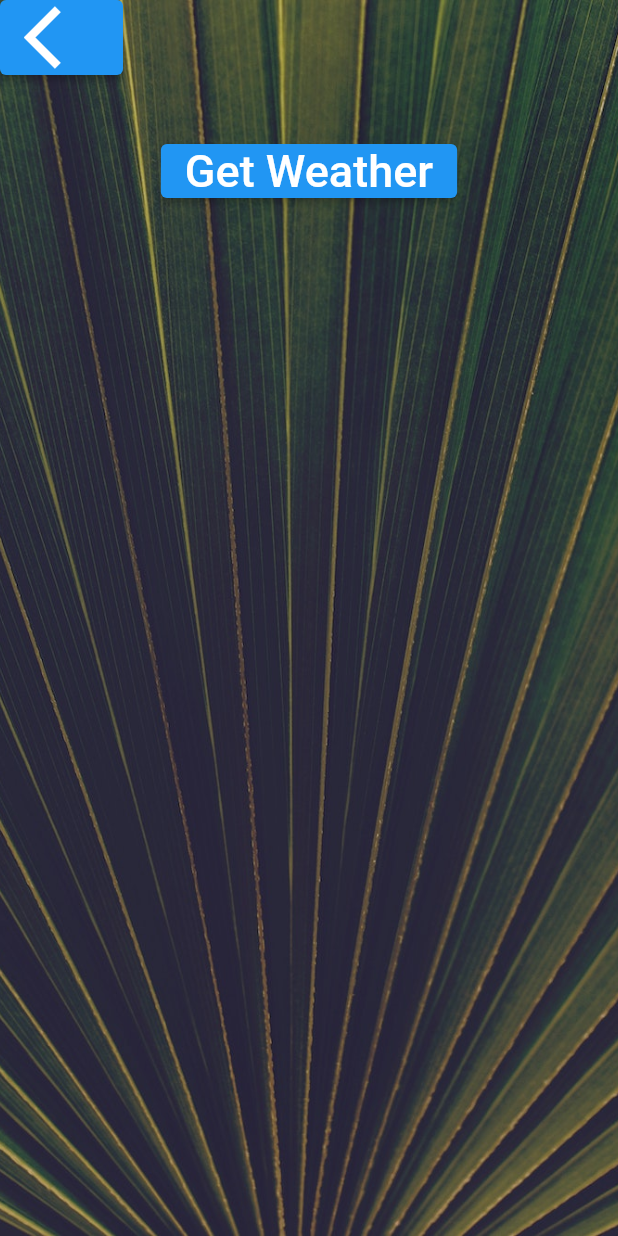
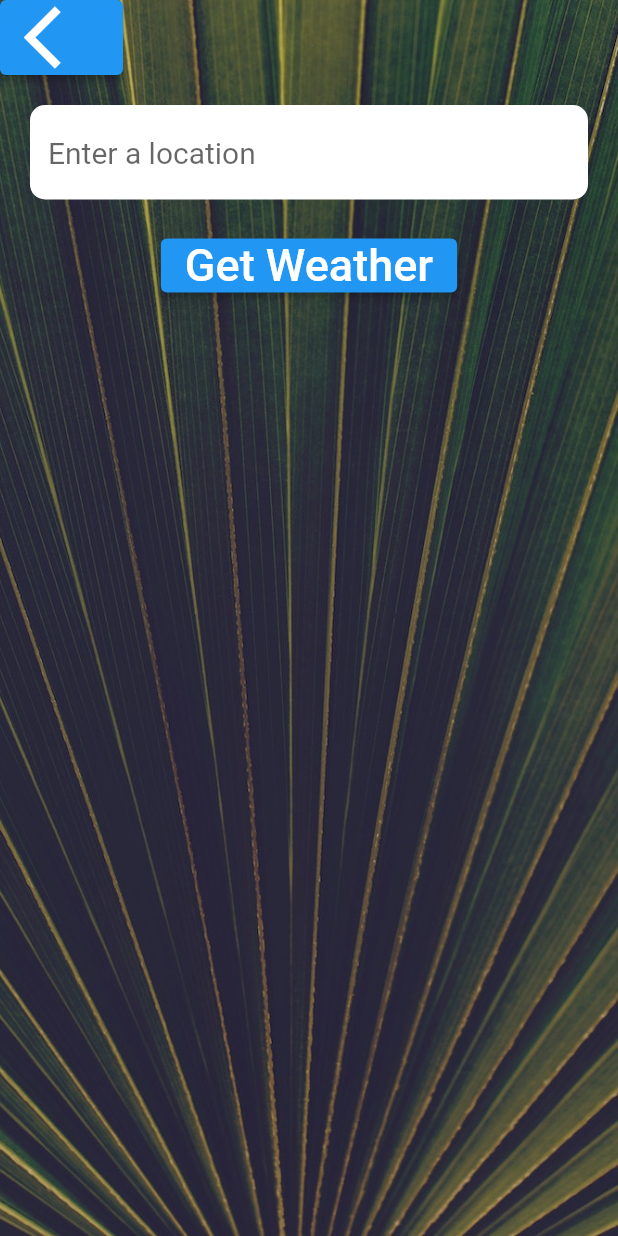
Before and after one commit to shivam-sharma-2000/Clima-weather_app, a Flutter app: the CityScreen screen opened directly, on a phone screen of 412 x 824 dp. Run offline on Flutter 3.47's test engine with Material 2 defaults, Android fonts, the phone set to English and light mode, and no system bars; our stand-ins replace flutter_spinkit, geolocator; Roboto replaces fonts that are missing (Spartan MB).

Commit message:
created getCityWeather method

```diff
--- a/lib/main.dart
+++ b/lib/main.dart
@@ -7,7 +7,6 @@ class MyApp extends StatelessWidget {
   @override
   Widget build(BuildContext context) {
     return MaterialApp(
-      theme: ThemeData.dark(),
       home: LoadingScreen(),
     );
   }
--- a/lib/screens/city_screen.dart
+++ b/lib/screens/city_screen.dart
@@ -1,4 +1,5 @@
 import 'package:flutter/material.dart';
+import 'package:untitled/screens/location_screen.dart';
 import 'package:untitled/utilities/constants.dart';
 
 class CityScreen extends StatefulWidget {
@@ -7,6 +8,16 @@ class CityScreen extends StatefulWidget {
 }
 
 class _CityScreenState extends State<CityScreen> {
+
+  final myController = TextEditingController();
+
+  @override
+  void dispose() {
+    // TODO: implement dispose
+    myController.dispose();
+    super.dispose();
+  }
+
   @override
   Widget build(BuildContext context) {
     return Scaffold(
@@ -24,7 +35,9 @@ class _CityScreenState extends State<CityScreen> {
               Align(
                 alignment: Alignment.topLeft,
                 child: ElevatedButton(
-                  onPressed: () {},
+                  onPressed: () {
+                    Navigator.pop(context);
+                  },
                   child: Icon(
                     Icons.arrow_back_ios,
                     size: 50.0,
@@ -33,10 +46,26 @@ class _CityScreenState extends State<CityScreen> {
               ),
               Container(
                 padding: EdgeInsets.all(20.0),
-                child: null,
+                child: TextField(
+                  style: TextStyle(
+                    fontSize: 20
+                  ),
+                  controller: myController,
+                  decoration: InputDecoration(
+                    border: OutlineInputBorder(
+                      borderRadius: BorderRadius.circular(10.00),
+                      borderSide: BorderSide.none
+                    ),
+                    fillColor: Colors.white,
+                    filled: true,
+                    hintText: 'Enter a location',
+                  ),
+                ),
               ),
               ElevatedButton(
-                onPressed: () {},
+                onPressed: () {
+                  Navigator.pop(context, myController.text);
+                },
                 child: Text(
                   'Get Weather',
                   style: kButtonTextStyle,
--- a/lib/screens/location_screen.dart
+++ b/lib/screens/location_screen.dart
@@ -70,10 +70,14 @@ class _LocationScreenState extends State<LocationScreen> {
                     ),
                   ),
                   ElevatedButton(
-                    onPressed: () {
-                      Navigator.push(context, MaterialPageRoute(builder: (context){
+                    onPressed: () async {
+                      var location = await Navigator.push(context, MaterialPageRoute(builder: (context){
                         return CityScreen();
                       }));
+                      if(location!=null){
+                         var weatherData = await weatherModel.getCityWeather(location);
+                         updateUi(weatherData);
+                      }
                     },
                     child: Icon(
                       Icons.location_city,
--- a/lib/services/weather.dart
+++ b/lib/services/weather.dart
@@ -3,6 +3,11 @@ import 'package:untitled/services/networking.dart';
 const myApiKey = '2b4c433638debd52696bfd1ba970182c';
 const weatherUrl = 'https://api.openweathermap.org/data/2.5/weather';
 class WeatherModel {
+
+  Future<dynamic> getCityWeather(String location) async{
+    NetworkHelper http = NetworkHelper('$weatherUrl?q=$location&appid=$myApiKey&units=metric');
+    return await http.getData();
+  }
 
   Future<dynamic> getLocationWeather() async{
     Location location = Location();
```
